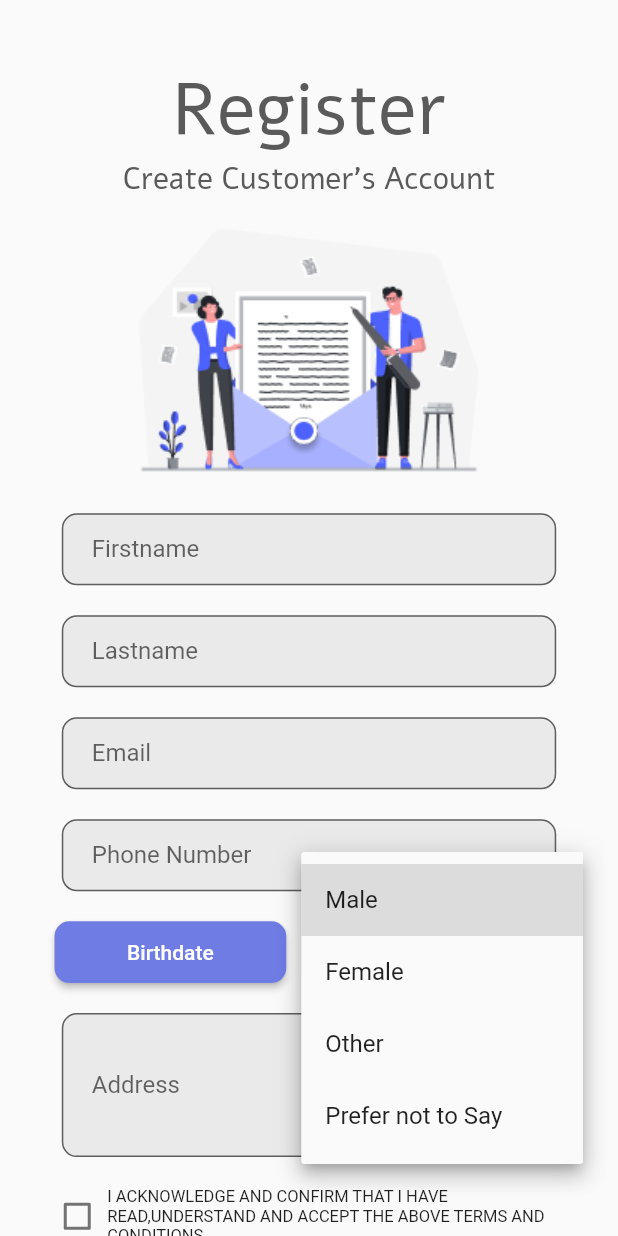
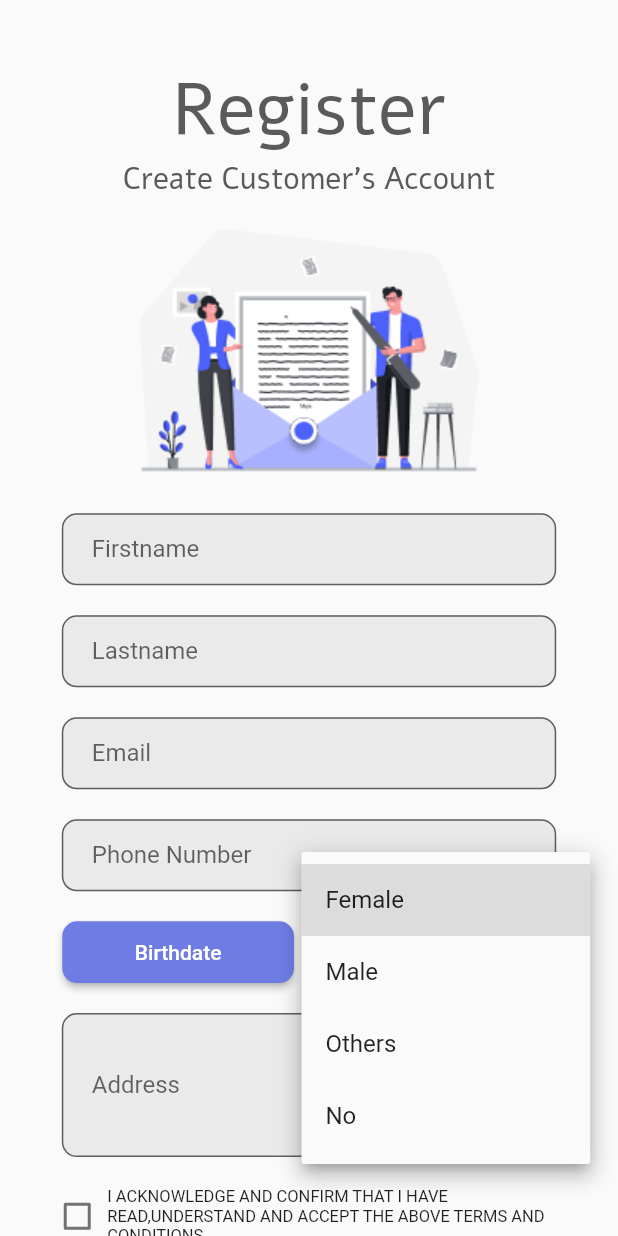
Before and after one commit to CSC234/Memby-application, a Flutter app: the Register screen opened directly, after a tap on "Gender", on a phone screen of 412 x 824 dp. Run offline on Flutter 3.47's test engine with Material 2 defaults, Android fonts, the phone set to English and light mode, and no system bars; our stand-ins replace cloud_firestore, dotted_decoration, email_validator, firebase_auth, firebase_core, google_sign_in and 3 more; missing offline and left inert: flutter_auth_buttons; accounts and stored records are empty.

Commit message:
Chore : refactor the register screen

```diff
--- a/lib/components/DatePicker.dart
+++ b/lib/components/CalendarPicker.dart
@@ -1,10 +1,12 @@
 import 'package:flutter/material.dart';
 
 class CalendarPicker extends StatefulWidget {
-  CalendarPicker({Key key, this.title, this.color}) : super(key: key);
+  CalendarPicker({Key key, this.title, this.color, this.onPickDate})
+      : super(key: key);
 
   String title;
   final Color color;
+  Function onPickDate;
 
   @override
   _CalendarPickerState createState() => _CalendarPickerState();
@@ -23,6 +25,7 @@ class _CalendarPickerState extends State<CalendarPicker> {
     if (picked != null && picked != selectedDate)
       setState(() {
         selectedDate = picked;
+        widget.onPickDate(selectedDate);
       });
   }
 
--- /dev/null
+++ b/lib/components/GenderPicker.dart
@@ -0,0 +1,40 @@
+import 'package:flutter/material.dart';
+
+class GenderPicker extends StatefulWidget {
+  GenderPicker({Key key, this.gender, this.onSelectGender}) : super(key: key);
+  String gender;
+  Function onSelectGender;
+
+  @override
+  _GenderPickerState createState() => _GenderPickerState();
+}
+
+class _GenderPickerState extends State<GenderPicker> {
+  @override
+  Widget build(BuildContext context) {
+    return Container(
+      child: DropdownButtonHideUnderline(
+        child: new DropdownButton<String>(
+          hint: Padding(
+            padding: const EdgeInsets.only(left: 10.0),
+            child: Text(
+              widget.gender,
+            ),
+          ),
+          items: <String>['Female', 'Male', 'Others', 'No'].map((String value) {
+            return new DropdownMenuItem<String>(
+              value: value,
+              child: new Text(value),
+            );
+          }).toList(),
+          onChanged: (value) {
+            setState(() {
+              widget.gender = value;
+            });
+            widget.onSelectGender(value);
+          },
+        ),
+      ),
+    );
+  }
+}
--- a/lib/screens/registerScreen.dart
+++ b/lib/screens/registerScreen.dart
@@ -1,6 +1,7 @@
 import 'package:flutter/material.dart';
 import 'package:memby/components/TextBox.dart';
-import 'package:memby/components/DatePicker.dart';
+import 'package:memby/components/CalendarPicker.dart';
+import 'package:memby/components/GenderPicker.dart';
 
 const grey = const Color(0xFF5A5A5A);
 const lightGrey = const Color(0xFFEAEAEA);
@@ -47,6 +48,19 @@ class _FormBoxesState extends State<FormBoxes> {
   final genderController = TextEditingController();
   final addressController = TextEditingController();
   final _formKey = GlobalKey<FormState>();
+  DateTime selectedDate = DateTime.now();
+  String defaultGender = "Gender";
+
+  void changeDate(date) {
+    selectedDate = date;
+  }
+
+  void changeGender(newGender) {
+    setState(() {
+      defaultGender = newGender;
+    });
+    print(defaultGender);
+  }
 
   @override
   void initState() {
@@ -127,40 +141,28 @@ class _FormBoxesState extends State<FormBoxes> {
                     formColor: lightGrey,
                     textColor: fontColor,
                   ),
-                  Row(
+                  Padding(
+                    padding: const EdgeInsets.all(10.0),
+                    child: Row(
                       mainAxisAlignment: MainAxisAlignment.center,
                       children: [
                         Container(
+                          width: width * (37.5 / 100),
+                          child: CalendarPicker(
+                            title: "Birthdate",
+                            color: themeBlue,
+                            onPickDate: changeDate,
+                          ),
+                        ),
+                        Padding(
+                          padding: const EdgeInsets.only(left: 20.0),
+                          child: Container(
                             height: height * (5 / 100),
                             width: width * (37.5 / 100),
-                        child: CalendarPicker(
-                            title: "Birthdate", color: themeBlue),
+                            child: GenderPicker(
+                              gender: defaultGender,
+                              onSelectGender: changeGender,
                             ),
-                      Padding(
-                        padding: const EdgeInsets.all(10),
-                        child: Container(
-                          child: Padding(
-                            padding: const EdgeInsets.only(left: 15.0),
-                            child: DropdownButtonHideUnderline(
-                              child: new DropdownButton<String>(
-                                items: <String>[
-                                  'Male',
-                                  'Female',
-                                  'Other',
-                                  'Prefer not to Say'
-                                ].map((String value) {
-                                  return new DropdownMenuItem<String>(
-                                    value: value,
-                                    child: new Text(value),
-                                  );
-                                }).toList(),
-                                onChanged: (_) {},
-                                hint: Text("Gender"),
-                              ),
-                            ),
-                          ),
-                          height: height * (5 / 100),
-                          width: width * (40 / 100),
                             decoration: ShapeDecoration(
                               color: lightGrey,
                               shape: RoundedRectangleBorder(
@@ -173,8 +175,9 @@ class _FormBoxesState extends State<FormBoxes> {
                               ),
                             ),
                           ),
+                        )
+                      ],
                     ),
-                    ],
                   ),
                   TextBox(
                     text: "Address",
```
Lines whose indentation alone changed are shown as unchanged.
